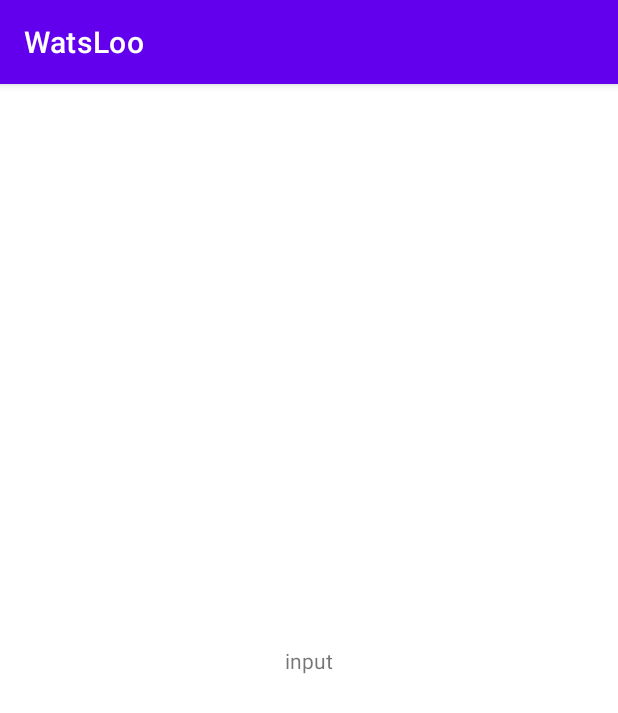
After one commit to 646-group8/mobile-app, an Android app: the DetailActivity screen opened directly, with no data from a screen before it, on a phone screen of 412 x 824 dp. The commit adds this screen. Shown: the top 713 px of the screen. Run offline under Robolectric (Android 15) with nearby library versions, the phone set to English and light mode, and no system bars.

Commit message:
optimize the interface, add the function of jumping to the story's detail page when clicked

```diff
--- a/app/src/main/AndroidManifest.xml
+++ b/app/src/main/AndroidManifest.xml
@@ -34,6 +34,7 @@
         <!-- </intent-filter> -->
         <!-- </activity> -->
         <activity android:name=".TakePicturesActivity"></activity>
+        <activity android:name=".DetailActivity"></activity>
         <meta-data
             android:name="com.google.android.geo.API_KEY"
             android:value="@string/google_maps_key" />
--- /dev/null
+++ b/app/src/main/java/com/company/watsloo/DetailActivity.java
@@ -0,0 +1,49 @@
+package com.company.watsloo;
+
+import android.content.Intent;
+import android.os.Bundle;
+import android.view.View;
+import android.widget.AdapterView;
+import android.widget.ArrayAdapter;
+import android.widget.Button;
+import android.widget.ListView;
+import android.widget.TextView;
+
+import androidx.appcompat.app.AppCompatActivity;
+
+import java.util.ArrayList;
+
+public class DetailActivity extends AppCompatActivity {
+
+    private TextView story_detail;
+
+
+    @Override
+    protected void onCreate(Bundle savedInstanceState) {
+        super.onCreate(savedInstanceState);
+        setContentView(R.layout.activity_detail);
+        story_detail= findViewById(R.id.detailText);
+        //Intent intent=getIntent();
+        String input="input";
+        story_detail.setText(input);
+
+
+
+
+
+
+
+
+
+
+
+
+
+    }
+
+
+
+
+
+
+}
--- /dev/null
+++ b/app/src/main/res/layout/activity_detail.xml
@@ -0,0 +1,18 @@
+<?xml version="1.0" encoding="utf-8"?>
+<androidx.constraintlayout.widget.ConstraintLayout xmlns:android="http://schemas.android.com/apk/res/android"
+    xmlns:app="http://schemas.android.com/apk/res-auto"
+    android:layout_width="match_parent"
+    android:layout_height="match_parent">
+
+    <TextView
+        android:id="@+id/detailText"
+        android:layout_width="wrap_content"
+        android:layout_height="wrap_content"
+        android:text="detail"
+        app:layout_constraintBottom_toBottomOf="parent"
+        app:layout_constraintLeft_toLeftOf="parent"
+        app:layout_constraintRight_toRightOf="parent"
+        app:layout_constraintTop_toTopOf="parent"
+        />
+
+</androidx.constraintlayout.widget.ConstraintLayout>
```
Also changed, not shown: app/src/main/java/com/company/watsloo/SpotActivity.java (+33 -6 lines), app/src/main/res/layout/activity_spot.xml (+40 -8 lines).
